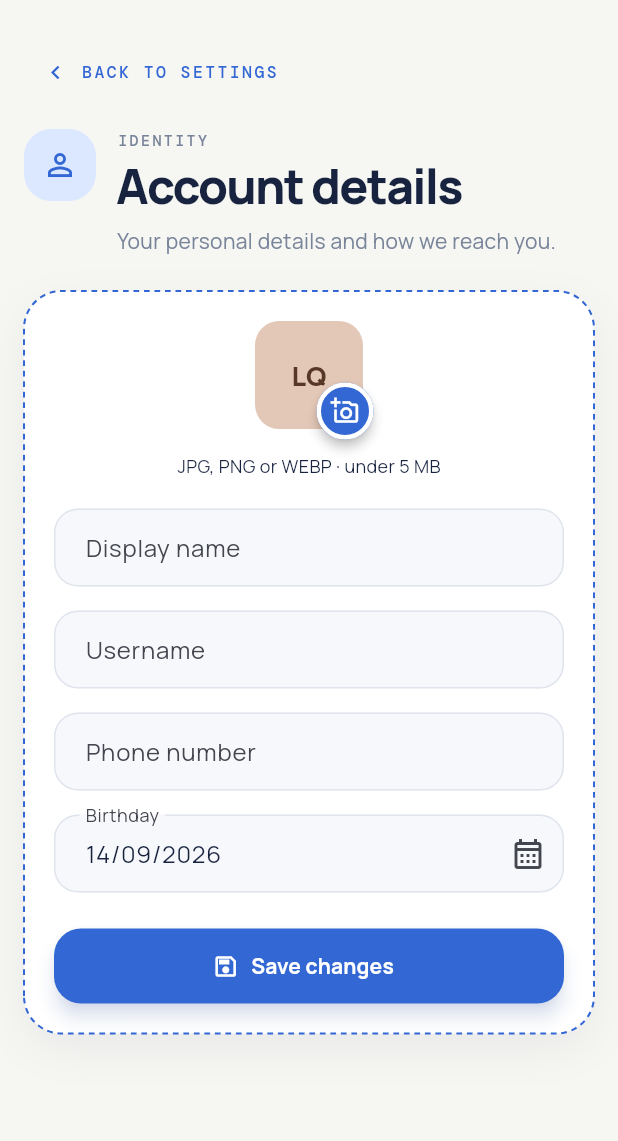
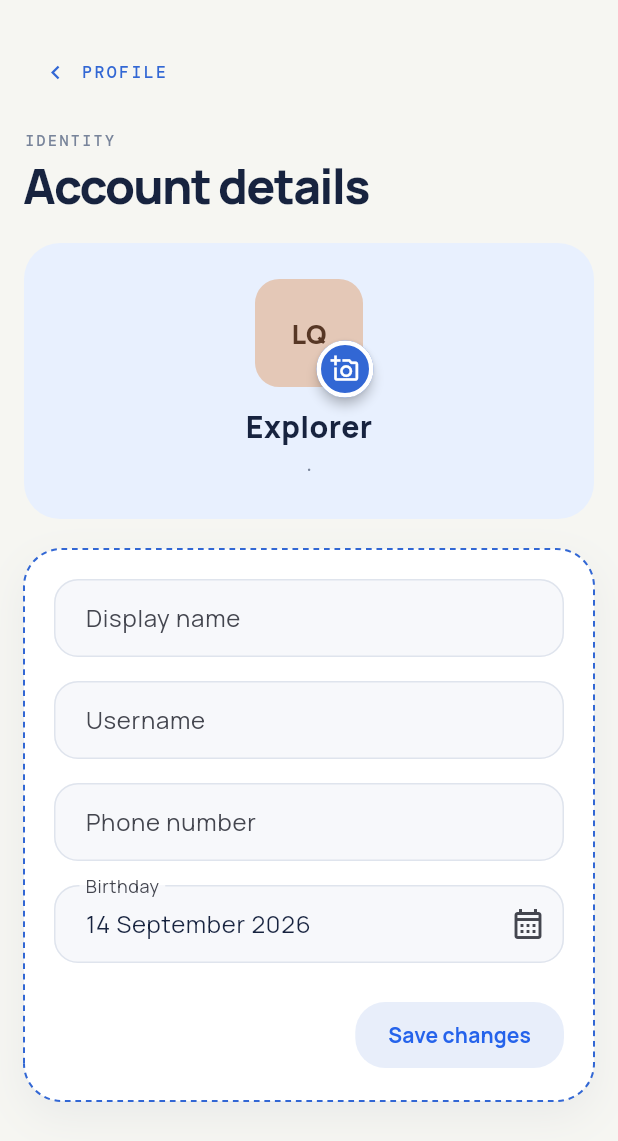
Before and after one commit to zdklin1005/collab, a Flutter app: the AccountDetailsScreen widget shown alone on an empty page, opened directly with empty values, on a phone screen of 412 x 824 dp. Shown: the top 1141 px of the screen. Run offline on Flutter 3.47's test engine with Material 3 defaults, Android fonts, the phone set to English and light mode, and no system bars; our stand-ins replace cloud_firestore, firebase_auth, firebase_core, flutter_compass, flutter_map, flutter_svg and 7 more; missing offline and left inert: google_mlkit_image_labeling, google_mlkit_text_recognition; accounts and stored records are empty.

Commit message:
minor ui fixes

```diff
--- a/lib/core/localquest_widgets.dart
+++ b/lib/core/localquest_widgets.dart
@@ -405,16 +405,58 @@ class LqButton extends StatelessWidget {
     this.busy = false,
     this.icon,
     this.destructive = false,
+    this.pill = false,
   });
+
+  const LqButton.pill({
+    super.key,
+    required this.label,
+    required this.onPressed,
+    this.busy = false,
+    this.destructive = false,
+  }) : icon = null, pill = true;
 
   final String label;
   final VoidCallback? onPressed;
   final bool busy;
   final IconData? icon;
   final bool destructive;
+  final bool pill;
 
   @override
-  Widget build(BuildContext context) => SizedBox(
+  Widget build(BuildContext context) {
+    if (pill) {
+      return FilledButton(
+        onPressed: busy ? null : onPressed,
+        style: FilledButton.styleFrom(
+          backgroundColor: const Color(0xFFE8EEFA),
+          foregroundColor: const Color(0xFF2563EB),
+          elevation: 0,
+          shape: RoundedRectangleBorder(borderRadius: BorderRadius.circular(20)),
+          padding: const EdgeInsets.symmetric(horizontal: 22, vertical: 12),
+          minimumSize: const Size(0, 42),
+        ),
+        child: busy
+            ? const SizedBox(
+                width: 16,
+                height: 16,
+                child: CircularProgressIndicator(
+                  strokeWidth: 2,
+                  color: Color(0xFF2563EB),
+                ),
+              )
+            : Text(
+                label,
+                style: const TextStyle(
+                  fontWeight: FontWeight.w700,
+                  fontSize: 14,
+                  color: Color(0xFF2563EB),
+                ),
+              ),
+      );
+    }
+
+    return SizedBox(
       width: double.infinity,
       height: 50,
       child: FilledButton.icon(
@@ -437,6 +479,7 @@ class LqButton extends StatelessWidget {
         ),
       ),
     );
+  }
 }
 
 class LqBackButton extends StatelessWidget {
--- a/lib/core/profile_photo_editor.dart
+++ b/lib/core/profile_photo_editor.dart
@@ -9,8 +9,13 @@ import '../services/cloudinary_images.dart';
 import '../services/localquest_services.dart';
 
 class ProfilePhotoEditor extends StatefulWidget {
-  const ProfilePhotoEditor({super.key, required this.user});
+  const ProfilePhotoEditor({
+    super.key,
+    required this.user,
+    this.showInfoText = true,
+  });
   final AppUser user;
+  final bool showInfoText;
   @override
   State<ProfilePhotoEditor> createState() => _ProfilePhotoEditorState();
 }
@@ -162,11 +167,13 @@ class _ProfilePhotoEditorState extends State<ProfilePhotoEditor> {
             ),
           ],
         ),
-        const SizedBox(height: 16),
-        const Text(
-          'JPG, PNG or WEBP · under 5 MB',
-          style: TextStyle(fontSize: 12),
-        ),
+        if (widget.showInfoText) ...[
+          const SizedBox(height: 16),
+          const Text(
+            'JPG, PNG or WEBP · under 5 MB',
+            style: TextStyle(fontSize: 12),
+          ),
+        ],
       ],
     );
   }
--- a/lib/screens/tourist_screens.dart
+++ b/lib/screens/tourist_screens.dart
@@ -1028,26 +1028,96 @@ class _AccountDetailsScreenState extends State<AccountDetailsScreen> {
   late final _name = TextEditingController(text: widget.user.displayName);
   late final _username = TextEditingController(text: widget.user.username);
   late final _phone = TextEditingController(text: widget.user.phone);
+  late DateTime? _selectedBirthday = widget.user.birthday;
   late final _birthday = TextEditingController(
     text: widget.user.birthday == null
         ? ''
-        : DateFormat('dd/MM/yyyy').format(widget.user.birthday!),
+        : DateFormat('d MMMM yyyy').format(widget.user.birthday!),
   );
   bool _busy = false;
-  @override
-  Widget build(BuildContext context) => _SimpleFormPage(
+
+  @override
+  void dispose() {
+    _name.dispose();
+    _username.dispose();
+    _phone.dispose();
+    _birthday.dispose();
+    super.dispose();
+  }
+
+  @override
+  Widget build(BuildContext context) => LqPage(
+    child: SingleChildScrollView(
+      padding: const EdgeInsets.fromLTRB(16, 24, 16, 30),
+      child: Column(
+        crossAxisAlignment: CrossAxisAlignment.start,
+        children: [
+          const LqBackButton(label: 'Profile'),
+          const SizedBox(height: 14),
+          const LqTitleBlock(
             eyebrow: 'Identity',
             title: 'Account details',
-    subtitle: 'Your personal details and how we reach you.',
-    headerIcon: Icons.person_outline,
-    children: [
-      ProfilePhotoEditor(user: widget.user),
+          ),
           const SizedBox(height: 20),
-      LqField(controller: _name, label: 'Display name'),
+          // Top profile card matching Photo 2 design
+          Container(
+            width: double.infinity,
+            padding: const EdgeInsets.symmetric(vertical: 24, horizontal: 16),
+            decoration: BoxDecoration(
+              color: const Color(0xFFE8F0FE),
+              borderRadius: BorderRadius.circular(24),
+            ),
+            child: Column(
+              children: [
+                ProfilePhotoEditor(user: widget.user, showInfoText: false),
+                const SizedBox(height: 12),
+                Text(
+                  _name.text.trim().isNotEmpty
+                      ? _name.text.trim()
+                      : (widget.user.displayName.isNotEmpty
+                          ? widget.user.displayName
+                          : 'Explorer'),
+                  style: const TextStyle(
+                    fontSize: 20,
+                    fontWeight: FontWeight.w800,
+                    color: LqColors.ink,
+                  ),
+                ),
+                const SizedBox(height: 4),
+                Text(
+                  '${_username.text.trim().isNotEmpty ? _username.text.trim() : widget.user.username} · ${widget.user.email}',
+                  style: const TextStyle(
+                    fontSize: 13,
+                    color: LqColors.muted,
+                    fontWeight: FontWeight.w500,
+                  ),
+                ),
+              ],
+            ),
+          ),
+          const SizedBox(height: 20),
+          // Form card with dashed border matching Photo 2
+          LqCard(
+            child: Column(
+              crossAxisAlignment: CrossAxisAlignment.start,
+              children: [
+                LqField(
+                  controller: _name,
+                  label: 'Display name',
+                  onChanged: (_) => setState(() {}),
+                ),
                 const SizedBox(height: 16),
-      LqField(controller: _username, label: 'Username'),
+                LqField(
+                  controller: _username,
+                  label: 'Username',
+                  onChanged: (_) => setState(() {}),
+                ),
                 const SizedBox(height: 16),
-      LqField(controller: _phone, label: 'Phone number'),
+                LqField(
+                  controller: _phone,
+                  label: 'Phone number',
+                  keyboardType: TextInputType.phone,
+                ),
                 const SizedBox(height: 16),
                 LqField(
                   controller: _birthday,
@@ -1058,21 +1128,37 @@ class _AccountDetailsScreenState extends State<AccountDetailsScreen> {
                   onTap: _pickBirthday,
                 ),
                 const SizedBox(height: 24),
-      LqButton(
+                Align(
+                  alignment: Alignment.centerRight,
+                  child: LqButton.pill(
                     label: 'Save changes',
                     busy: _busy,
-        icon: Icons.save_outlined,
                     onPressed: _save,
                   ),
-    ],
+                ),
+              ],
+            ),
+          ),
+        ],
+      ),
+    ),
   );
 
   Future<void> _save() async {
     setState(() => _busy = true);
+    DateTime? birthday = _selectedBirthday;
+    if (birthday == null && _birthday.text.isNotEmpty) {
+      try {
+        birthday = DateFormat('d MMMM yyyy').parse(_birthday.text);
+      } catch (_) {
         final parts = _birthday.text.split('/');
-    final birthday = parts.length == 3
-        ? DateTime.tryParse('${parts[2]}-${parts[1]}-${parts[0]}')
-        : null;
+        if (parts.length == 3) {
+          birthday = DateTime.tryParse('${parts[2]}-${parts[1]}-${parts[0]}');
+        } else {
+          birthday = DateTime.tryParse(_birthday.text);
+        }
+      }
+    }
     try {
       await UserRepository.instance.updateProfile(
         uid: widget.user.id,
@@ -1096,19 +1182,18 @@ class _AccountDetailsScreenState extends State<AccountDetailsScreen> {
   }
 
   Future<void> _pickBirthday() async {
-    final parts = _birthday.text.split('/');
-    final current = parts.length == 3
-        ? DateTime.tryParse('${parts[2]}-${parts[1]}-${parts[0]}')
-        : null;
     final chosen = await showLqDatePicker(
       context,
-      initialDate: current ?? DateTime(2000, 1, 1),
+      initialDate: _selectedBirthday ?? DateTime(2000, 1, 1),
       firstDate: DateTime(1900),
       lastDate: DateTime.now(),
       title: 'Select birthday',
     );
     if (chosen != null) {
-      setState(() => _birthday.text = DateFormat('dd/MM/yyyy').format(chosen));
+      setState(() {
+        _selectedBirthday = chosen;
+        _birthday.text = DateFormat('d MMMM yyyy').format(chosen);
+      });
     }
   }
 }
@@ -1174,7 +1259,14 @@ class _EmailAddressScreenState extends State<EmailAddressScreen> {
               style: TextStyle(color: LqColors.muted, fontSize: 12),
             ),
             const SizedBox(height: 24),
-            LqButton(label: 'Send verification', busy: _busy, onPressed: _save),
+            Align(
+              alignment: Alignment.centerRight,
+              child: LqButton.pill(
+                label: 'Save changes',
+                busy: _busy,
+                onPressed: _save,
+              ),
+            ),
           ],
         ),
       ),
@@ -1258,11 +1350,13 @@ class _PasswordSecurityScreenState extends State<PasswordSecurityScreen> {
               },
             ),
             const SizedBox(height: 24),
-            LqButton(
+            Align(
+              alignment: Alignment.centerRight,
+              child: LqButton.pill(
                 label: 'Save changes',
                 busy: _busy,
-              icon: Icons.lock_outline,
                 onPressed: _save,
+              ),
             ),
           ],
         ),
@@ -1845,8 +1939,6 @@ class NotificationsScreen extends StatelessWidget {
                     const LqTitleBlock(
                       eyebrow: 'Activity',
                       title: 'Notifications',
-                      subtitle: 'Messages, friend requests & updates in one place.',
-                      icon: Icons.notifications_none_outlined,
                     ),
                     const SizedBox(height: 20),
 
```
Also changed, not shown: 2 other files. Lines whose indentation alone changed are shown as unchanged.
